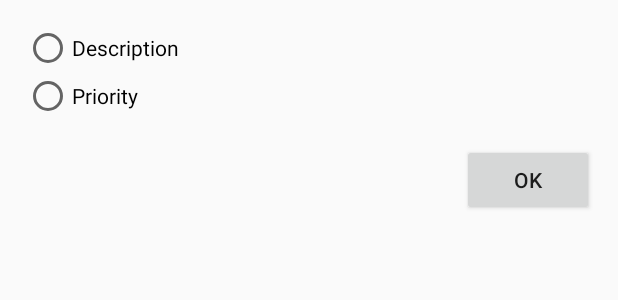
After one commit to Stoneframe/Serena, an Android app: the layout dialog_sort_chores_by.xml on its own in the app's theme, with its tools: preview values and no code run, on a phone screen of 412 x 824 dp. The commit adds this screen. Shown: the top 300 px of the screen. Run offline under Robolectric (Android 15) with nearby library versions, the phone set to English and light mode, and no system bars.

Commit message:
Add button to sort Chores by either description or priority

```diff
--- /dev/null
+++ b/app/src/main/res/layout/dialog_sort_chores_by.xml
@@ -0,0 +1,36 @@
+<?xml version="1.0" encoding="utf-8"?>
+<LinearLayout xmlns:android="http://schemas.android.com/apk/res/android"
+    android:layout_width="match_parent"
+    android:layout_height="wrap_content"
+    android:orientation="vertical"
+    android:padding="16dp">
+
+    <RadioGroup
+        android:id="@+id/radioGroup"
+        android:layout_width="300sp"
+        android:layout_height="wrap_content"
+        android:orientation="vertical">
+
+        <RadioButton
+            android:id="@+id/descriptionRadioButton"
+            android:layout_width="match_parent"
+            android:layout_height="wrap_content"
+            android:text="Description" />
+
+        <RadioButton
+            android:id="@+id/priorityRadioButton"
+            android:layout_width="match_parent"
+            android:layout_height="wrap_content"
+            android:text="Priority" />
+
+    </RadioGroup>
+
+    <Button
+        android:id="@+id/buttonOK"
+        android:layout_width="wrap_content"
+        android:layout_height="wrap_content"
+        android:text="OK"
+        android:layout_gravity="end"
+        android:layout_marginTop="16dp"/>
+
+</LinearLayout>
```
Also changed, not shown: app/src/main/java/stoneframe/chorelist/gui/AllChoresFragment.java (+63 -1 lines), app/src/main/res/layout/fragment_all_chores.xml (+8 -0 lines).
